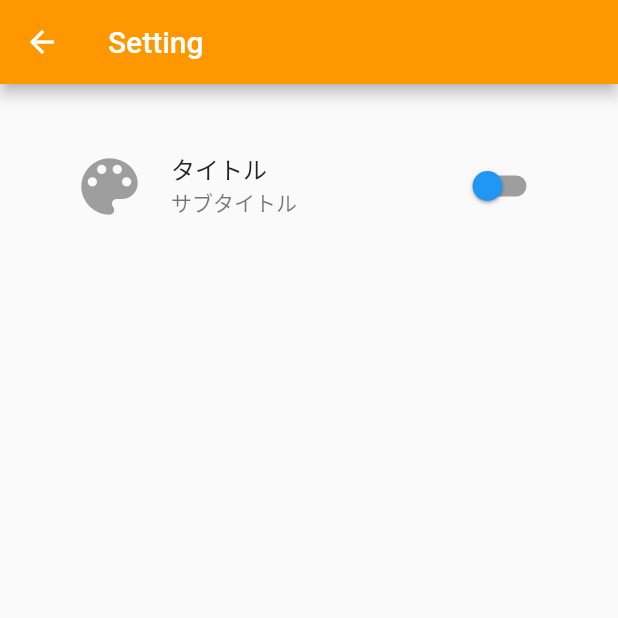
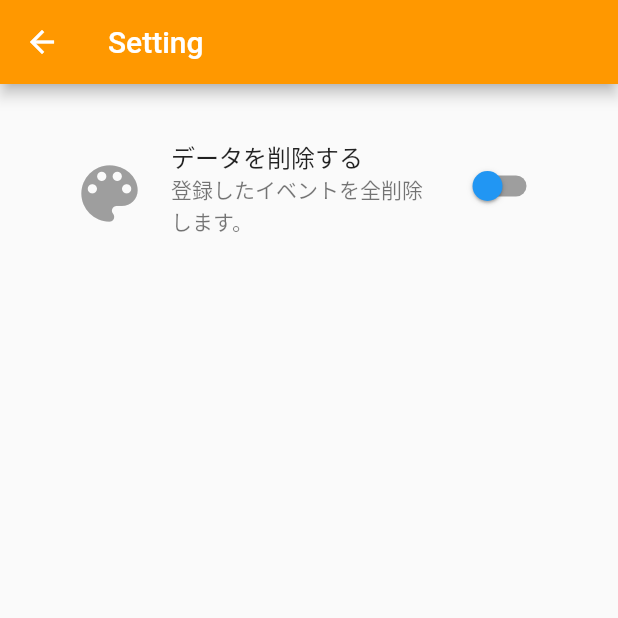
Before and after one commit to kanorix/schedule_app, a Flutter app: the SettingPage screen opened by its route, on a phone screen of 412 x 824 dp, the top half of it. Run offline on Flutter 3.47's test engine with Material 2 defaults, Android fonts, the light colour scheme and no system bars; our stand-ins replace hive, hive_flutter; accounts and stored records are empty; generated files the repository leaves out were written again.

Commit message:
:pencil2: データの永続化と削除が出来る様にしました。

```diff
--- a/lib/main.dart
+++ b/lib/main.dart
@@ -2,7 +2,7 @@ import 'package:flutter/material.dart';
 import 'package:hive/hive.dart';
 import 'package:hive_flutter/hive_flutter.dart';
 import 'package:schedule_app/utils/singleton.dart';
-import 'package:schedule_app/repository/event_calender_repository.dart';
+// import 'package:schedule_app/repository/event_calender_repository.dart';
 import 'db/event_calender/event_calender.dart';
 import 'db/event/event.dart';
 import 'routes/app_route.dart';
@@ -15,8 +15,8 @@ void main() async {
   Hive.registerAdapter(EventCalenderAdapter());
   Hive.registerAdapter(EventAdapter());
 
-  EventCalenderRepository ecr = EventCalenderRepository();
-  await ecr.deleteAll();
+  // EventCalenderRepository ecr = EventCalenderRepository();
+  // await ecr.deleteAll();
 
   runApp(MyApp());
 }
--- a/lib/pages/setting/setting.dart
+++ b/lib/pages/setting/setting.dart
@@ -1,4 +1,5 @@
 import 'package:flutter/material.dart';
+import 'package:schedule_app/repository/event_calender_repository.dart';
 
 class SettingPage extends StatefulWidget {
   @override
@@ -8,7 +9,12 @@ class SettingPage extends StatefulWidget {
 class _SettingPageState extends State<SettingPage> {
   bool _active = false;
 
-  void _changeSwitch(bool e) => setState(() => _active = e);
+  EventCalenderRepository _repository = EventCalenderRepository();
+
+  void _changeSwitch(bool e) async {
+    await _repository.deleteAll();
+    setState(() => _active = e);
+  }
 
   @override
   Widget build(BuildContext context) {
@@ -32,8 +38,8 @@ class _SettingPageState extends State<SettingPage> {
                 color: _active ? Colors.orange[700] : Colors.grey[500],
                 size: 50.0,
               ),
-              title: Text('タイトル'),
-              subtitle: Text('サブタイトル'),
+              title: Text('データを削除する'),
+              subtitle: Text('登録したイベントを全削除します。'),
               onChanged: _changeSwitch,
             ),
           ],
--- a/lib/utils/date_utils.dart
+++ b/lib/utils/date_utils.dart
@@ -7,8 +7,10 @@ class DateUtils {
   static final DateTime nextYear = getFuture(years: 1);
 
   static final String formatDefault = 'yyyy/MM/dd';
+  static final String formatDateAndTime = 'yyyy/MM/dd HH:mm';
 
   static String format(DateTime date, {String format}) {
+    if (date == null) return '';
     return DateFormat(format ?? formatDefault).format(date);
   }
 
```
Also changed, not shown: lib/pages/home/card.dart (+10 -1 lines), 1 other file.
